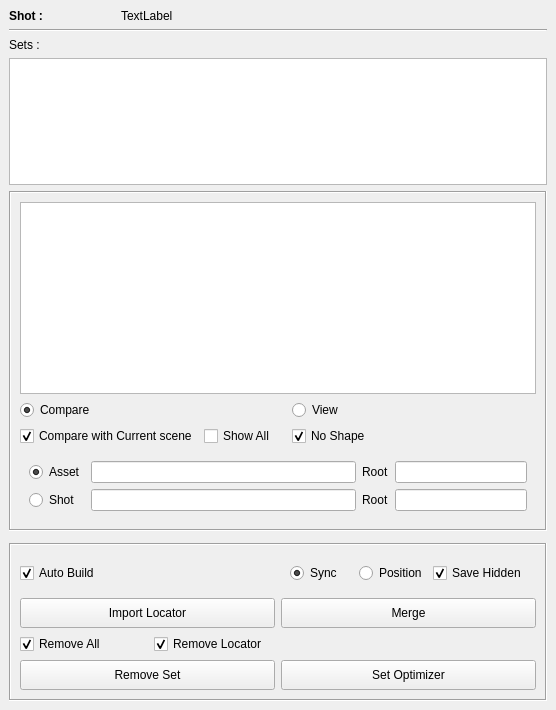
This is setManager2/ui.ui in ChanonVilaiyuk/ptSetDress as Qt 5 draws it before an edit. The edited form follows.
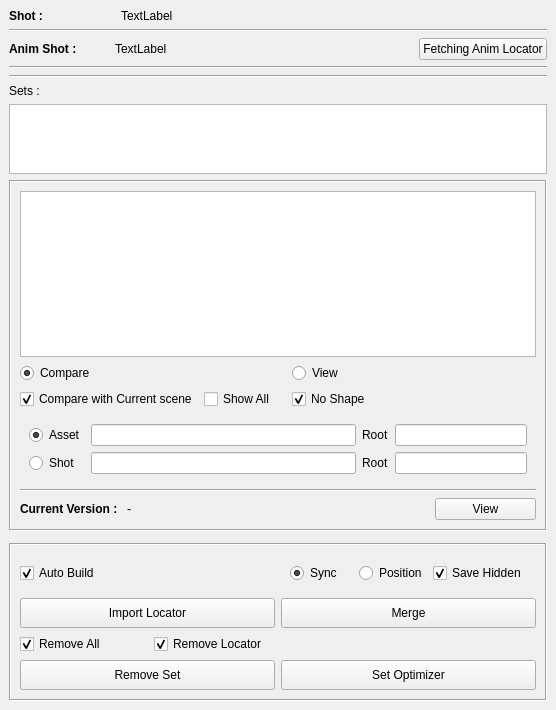
This is the edited form.

```diff
--- a/setManager2/ui.ui
+++ b/setManager2/ui.ui
@@ -47,7 +47,52 @@
      </widget>
     </item>
     <item>
-     <layout class="QVBoxLayout" name="verticalLayout" stretch="0,1,0,0">
+     <layout class="QHBoxLayout" name="horizontalLayout_2" stretch="1,3,1">
+      <item>
+       <widget class="QLabel" name="label_5">
+        <property name="font">
+         <font>
+          <weight>75</weight>
+          <bold>true</bold>
+         </font>
+        </property>
+        <property name="text">
+         <string>Anim Shot : </string>
+        </property>
+       </widget>
+      </item>
+      <item>
+       <widget class="QLabel" name="anim_label">
+        <property name="text">
+         <string>TextLabel</string>
+        </property>
+       </widget>
+      </item>
+      <item>
+       <widget class="QPushButton" name="animLoc_pushButton">
+        <property name="text">
+         <string>Fetching Anim Locator</string>
+        </property>
+       </widget>
+      </item>
+     </layout>
+    </item>
+    <item>
+     <widget class="Line" name="line_2">
+      <property name="orientation">
+       <enum>Qt::Horizontal</enum>
+      </property>
+     </widget>
+    </item>
+    <item>
+     <layout class="QVBoxLayout" name="verticalLayout" stretch="0,0,1,0,0">
+      <item>
+       <widget class="Line" name="line_3">
+        <property name="orientation">
+         <enum>Qt::Horizontal</enum>
+        </property>
+       </widget>
+      </item>
       <item>
        <widget class="QLabel" name="label">
         <property name="text">
@@ -184,6 +229,44 @@
            </layout>
           </widget>
          </item>
+         <item>
+          <widget class="Line" name="line_4">
+           <property name="orientation">
+            <enum>Qt::Horizontal</enum>
+           </property>
+          </widget>
+         </item>
+         <item>
+          <layout class="QHBoxLayout" name="horizontalLayout_4" stretch="1,3,1">
+           <item>
+            <widget class="QLabel" name="label_6">
+             <property name="font">
+              <font>
+               <weight>75</weight>
+               <bold>true</bold>
+              </font>
+             </property>
+             <property name="text">
+              <string>Current Version : </string>
+             </property>
+            </widget>
+           </item>
+           <item>
+            <widget class="QLabel" name="version_label">
+             <property name="text">
+              <string>-</string>
+             </property>
+            </widget>
+           </item>
+           <item>
+            <widget class="QPushButton" name="viewVersion_pushButton">
+             <property name="text">
+              <string>View</string>
+             </property>
+            </widget>
+           </item>
+          </layout>
+         </item>
         </layout>
        </widget>
       </item>
```
